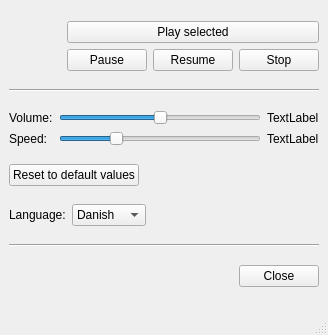
davidlamhauge/daspeaker, file mainwindow.ui: the form before one commit.
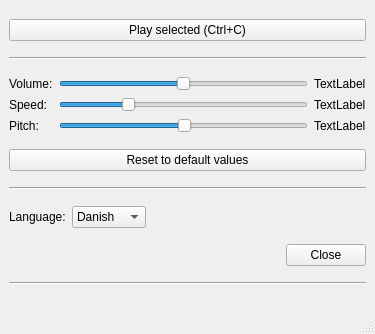
The form after the commit.

Diff of the .ui file:
```diff
--- a/mainwindow.ui
+++ b/mainwindow.ui
@@ -6,8 +6,8 @@
    <rect>
     <x>0</x>
     <y>0</y>
-    <width>328</width>
-    <height>335</height>
+    <width>375</width>
+    <height>334</height>
    </rect>
   </property>
   <property name="windowTitle">
@@ -16,55 +16,13 @@
   <widget class="QWidget" name="centralwidget">
    <layout class="QVBoxLayout" name="verticalLayout_2">
     <item>
-     <layout class="QHBoxLayout" name="horizontalLayout_5">
+     <layout class="QVBoxLayout" name="verticalLayout">
       <item>
-       <spacer name="horizontalSpacer_4">
-        <property name="orientation">
-         <enum>Qt::Horizontal</enum>
+       <widget class="QPushButton" name="btnPlay">
+        <property name="text">
+         <string>Play selected (Ctrl+C)</string>
         </property>
-        <property name="sizeHint" stdset="0">
-         <size>
-          <width>40</width>
-          <height>20</height>
-         </size>
-        </property>
-       </spacer>
-      </item>
-      <item>
-       <layout class="QVBoxLayout" name="verticalLayout">
-        <item>
-         <widget class="QPushButton" name="btnPlay">
-          <property name="text">
-           <string>Play selected</string>
-          </property>
-         </widget>
-        </item>
-        <item>
-         <layout class="QHBoxLayout" name="horizontalLayout_4">
-          <item>
-           <widget class="QPushButton" name="btnPause">
-            <property name="text">
-             <string>Pause</string>
-            </property>
-           </widget>
-          </item>
-          <item>
-           <widget class="QPushButton" name="btnResume">
-            <property name="text">
-             <string>Resume</string>
-            </property>
-           </widget>
-          </item>
-          <item>
-           <widget class="QPushButton" name="btnStop">
-            <property name="text">
-             <string>Stop</string>
-            </property>
-           </widget>
-          </item>
-         </layout>
-        </item>
-       </layout>
+       </widget>
       </item>
      </layout>
     </item>
@@ -140,6 +98,33 @@
         </property>
        </widget>
       </item>
+      <item row="2" column="0">
+       <widget class="QLabel" name="labPitchText">
+        <property name="text">
+         <string>Pitch:</string>
+        </property>
+       </widget>
+      </item>
+      <item row="2" column="1">
+       <widget class="QSlider" name="sliderPitch">
+        <property name="toolTip">
+         <string>Pitch (50)</string>
+        </property>
+        <property name="value">
+         <number>50</number>
+        </property>
+        <property name="orientation">
+         <enum>Qt::Horizontal</enum>
+        </property>
+       </widget>
+      </item>
+      <item row="2" column="2">
+       <widget class="QLabel" name="labActualPitch">
+        <property name="text">
+         <string>TextLabel</string>
+        </property>
+       </widget>
+      </item>
      </layout>
     </item>
     <item>
@@ -151,21 +136,15 @@
         </property>
        </widget>
       </item>
-      <item>
-       <spacer name="horizontalSpacer_3">
-        <property name="orientation">
-         <enum>Qt::Horizontal</enum>
-        </property>
-        <property name="sizeHint" stdset="0">
-         <size>
-          <width>40</width>
-          <height>20</height>
-         </size>
-        </property>
-       </spacer>
-      </item>
      </layout>
     </item>
+    <item>
+     <widget class="Line" name="line_3">
+      <property name="orientation">
+       <enum>Qt::Horizontal</enum>
+      </property>
+     </widget>
+    </item>
     <item>
      <layout class="QHBoxLayout" name="horizontalLayout_2">
       <item>
@@ -219,13 +198,6 @@
       </item>
      </layout>
     </item>
-    <item>
-     <widget class="Line" name="line_2">
-      <property name="orientation">
-       <enum>Qt::Horizontal</enum>
-      </property>
-     </widget>
-    </item>
     <item>
      <layout class="QHBoxLayout" name="horizontalLayout">
       <item>
@@ -250,6 +222,13 @@
       </item>
      </layout>
     </item>
+    <item>
+     <widget class="Line" name="line_4">
+      <property name="orientation">
+       <enum>Qt::Horizontal</enum>
+      </property>
+     </widget>
+    </item>
    </layout>
   </widget>
   <widget class="QMenuBar" name="menubar">
```
Left out of the diff: 4 changed lines with no effect on the pictures.
